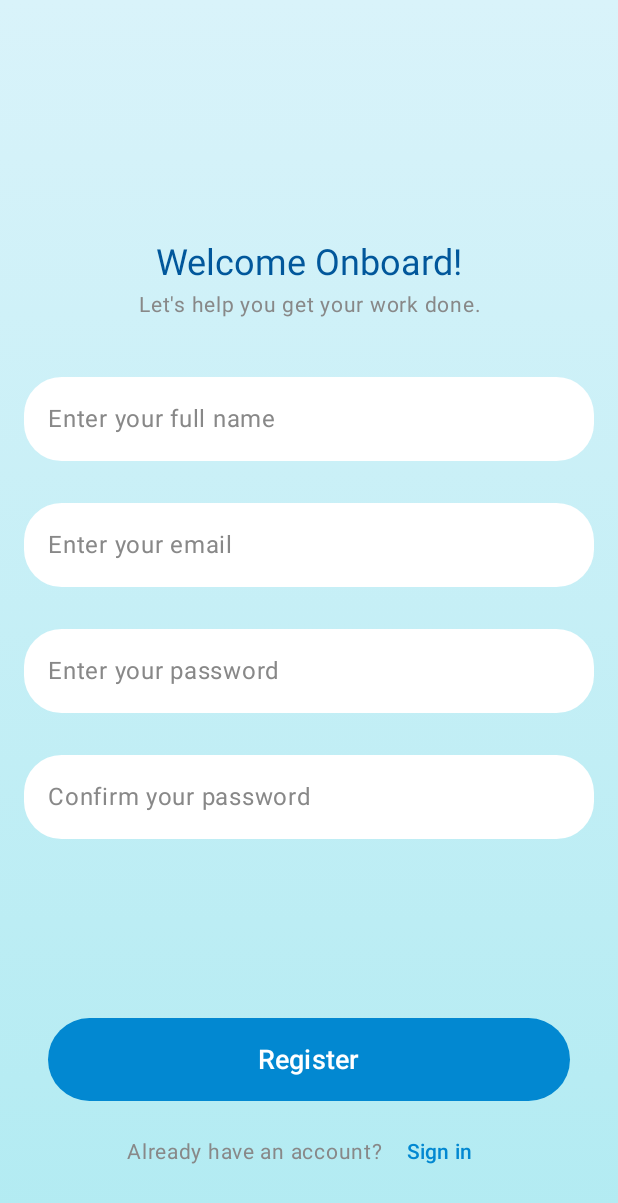
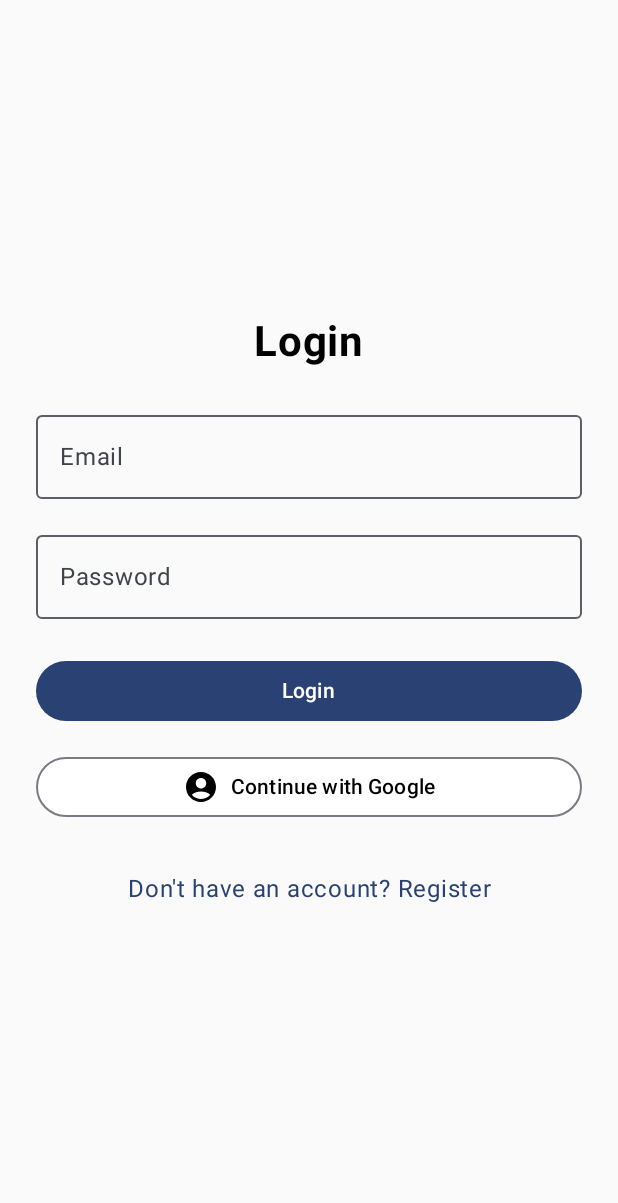
Before and after one commit to bhaveshdesale/SignX, an Android app built with Jetpack Compose: the screen it shows after launch (MainActivity), on a phone screen of 412 x 824 dp. Shown: the top 1203 px of the screen. Run offline under Robolectric (Android 15) with nearby library versions, the phone set to English and light mode, and no system bars; our stand-ins replace Firebase (no records; nobody signed in at launch, a user with empty details on screens opened directly).

Commit message:
sign in fix

```diff
--- /dev/null
+++ b/app/src/main/java/com/example/signx/App.java
@@ -0,0 +1,4 @@
+package com.example.signx;
+
+public class App {
+}
--- a/app/src/main/java/com/example/signx/MainActivity.kt
+++ b/app/src/main/java/com/example/signx/MainActivity.kt
@@ -1,26 +1,62 @@
 package com.example.signx
 
+import android.content.Intent
 import android.os.Bundle
+import android.util.Log
 import androidx.activity.ComponentActivity
 import androidx.activity.compose.setContent
 import androidx.activity.enableEdgeToEdge
-import androidx.compose.foundation.layout.fillMaxSize
-import androidx.compose.foundation.layout.padding
-import androidx.compose.material3.Scaffold
-import androidx.compose.material3.Text
-import androidx.compose.runtime.Composable
-import androidx.compose.ui.Modifier
-import androidx.compose.ui.tooling.preview.Preview
+import androidx.activity.result.ActivityResultLauncher
+import androidx.activity.result.contract.ActivityResultContracts
+import androidx.activity.viewModels
+import com.example.signx.navigation.SignTranslatorApp
+import com.example.signx.presentation.auth.AuthViewModel
 import com.example.signx.ui.theme.SignXTheme
-import com.example.signx.ui.theme.Ui.RegisterScreen
+import com.google.android.gms.auth.api.signin.GoogleSignIn
+import com.google.android.gms.auth.api.signin.GoogleSignInOptions
+import com.google.android.gms.common.api.ApiException
 
 class MainActivity : ComponentActivity() {
+
+    private lateinit var googleSignInLauncher: ActivityResultLauncher<Intent>
+    private val authViewModel: AuthViewModel by viewModels()
+
     override fun onCreate(savedInstanceState: Bundle?) {
         super.onCreate(savedInstanceState)
+
+        // Initialize Google Sign-In options
+        val gso = GoogleSignInOptions.Builder(GoogleSignInOptions.DEFAULT_SIGN_IN)
+            .requestIdToken(getString(R.string.default_web_client_id)) // from google-services.json
+            .requestEmail()
+            .build()
+        val googleSignInClient = GoogleSignIn.getClient(this, gso)
+
+        // Register Google Sign-In Launcher
+        googleSignInLauncher = registerForActivityResult(ActivityResultContracts.StartActivityForResult()) { result ->
+            val task = GoogleSignIn.getSignedInAccountFromIntent(result.data)
+            try {
+                val account = task.getResult(ApiException::class.java)
+                val idToken = account.idToken
+                if (idToken != null) {
+                    authViewModel.firebaseAuthWithGoogle(idToken)
+                }
+            } catch (e: ApiException) {
+                Log.w("GOOGLE_SIGN_IN", "signInResult:failed code=" + e.statusCode)
+            }
+        }
+
         enableEdgeToEdge()
+
         setContent {
             SignXTheme {
-               RegisterScreen()
+                // Launch your navigation composable and pass the launcher logic
+                SignTranslatorApp(
+                    viewModel = authViewModel,
+                    launchGoogleSignIn = {
+                        val signInIntent = googleSignInClient.signInIntent
+                        googleSignInLauncher.launch(signInIntent)
+                    }
+                )
             }
         }
     }
--- /dev/null
+++ b/app/src/main/java/com/example/signx/navigation/NavGraph.kt
@@ -0,0 +1,55 @@
+package com.example.signx.navigation
+
+import androidx.compose.runtime.Composable
+import androidx.lifecycle.viewmodel.compose.viewModel
+import androidx.navigation.compose.NavHost
+import androidx.navigation.compose.composable
+import androidx.navigation.compose.rememberNavController
+import com.example.signx.presentation.auth.AuthViewModel
+import com.example.signx.presentation.auth.LoginScreenWithViewModel
+import com.example.signx.presentation.auth.RegisterScreenWithViewModel
+import com.example.signx.presentation.auth.HomeScreen  // ✅ Import correct HomeScreen!
+
+@Composable
+fun SignTranslatorApp(
+    viewModel: AuthViewModel = viewModel(),
+    launchGoogleSignIn: () -> Unit
+) {
+    val navController = rememberNavController()
+
+    NavHost(navController = navController, startDestination = "login") {
+
+        // Login Screen
+        composable("login") {
+            LoginScreenWithViewModel(
+                viewModel = viewModel,
+                onLoginSuccess = {
+                    navController.navigate("home") {
+                        popUpTo("login") { inclusive = true }  // ✅ This clears login from backstack
+                    }
+                },
+                launchGoogleSignIn = launchGoogleSignIn,
+                onNavigateToRegister = { navController.navigate("register") }
+            )
+        }
+
+        // Register Screen
+        composable("register") {
+            RegisterScreenWithViewModel(
+                viewModel = viewModel,
+                onRegisterSuccess = {
+                    navController.navigate("home") {
+                        popUpTo("register") { inclusive = true }  // ✅ Clear register from backstack
+                    }
+                },
+                launchGoogleSignIn = launchGoogleSignIn,
+                onNavigateToLogin = { navController.navigate("login") }
+            )
+        }
+
+        // Home Screen
+        composable("home") {
+            HomeScreen()
+        }
+    }
+}
--- /dev/null
+++ b/app/src/main/java/com/example/signx/presentation/auth/AuthUiState.kt
@@ -0,0 +1,9 @@
+package com.example.signx.presentation.auth
+
+data class AuthUiState(
+    val name: String = "",
+    val email: String = "",
+    val password: String = "",
+    val isLoggedIn: Boolean = false,
+    val authMessage: String = ""
+)
--- /dev/null
+++ b/app/src/main/java/com/example/signx/presentation/auth/LoginScreen.kt
@@ -0,0 +1,139 @@
+package com.example.signx.presentation.auth
+
+import androidx.compose.foundation.clickable
+import androidx.compose.foundation.layout.*
+import androidx.compose.material3.*
+import androidx.compose.runtime.Composable
+import androidx.compose.runtime.collectAsState
+import androidx.compose.runtime.getValue
+import androidx.compose.ui.Alignment
+import androidx.compose.ui.Modifier
+import androidx.compose.ui.graphics.Color
+import androidx.compose.ui.res.painterResource
+import androidx.compose.ui.text.font.FontWeight
+import androidx.compose.ui.text.input.PasswordVisualTransformation
+import androidx.compose.ui.text.style.TextAlign
+import androidx.compose.ui.tooling.preview.Preview
+import androidx.compose.ui.unit.dp
+import androidx.compose.ui.unit.sp
+import com.example.signx.R
+
+@OptIn(ExperimentalMaterial3Api::class)
+@Composable
+fun LoginScreen(
+    uiState: AuthUiState,
+    onEmailChange: (String) -> Unit,
+    onPasswordChange: (String) -> Unit,
+    onLoginClick: () -> Unit,
+    onLoginSuccess: () -> Unit,
+    launchGoogleSignIn: () -> Unit,
+    onNavigateToRegister: () -> Unit // ✅ New param for navigation
+) {
+    // Auto navigate when login success
+    if (uiState.isLoggedIn) {
+        onLoginSuccess()
+    }
+
+    Column(
+        modifier = Modifier
+            .fillMaxSize()
+            .padding(24.dp),
+        verticalArrangement = Arrangement.Center,
+        horizontalAlignment = Alignment.CenterHorizontally
+    ) {
+        Text("Login", fontSize = 28.sp, fontWeight = FontWeight.Bold)
+        Spacer(Modifier.height(24.dp))
+
+        OutlinedTextField(
+            value = uiState.email,
+            onValueChange = onEmailChange,
+            label = { Text("Email") },
+            modifier = Modifier.fillMaxWidth()
+        )
+        Spacer(Modifier.height(16.dp))
+
+        OutlinedTextField(
+            value = uiState.password,
+            onValueChange = onPasswordChange,
+            label = { Text("Password") },
+            visualTransformation = PasswordVisualTransformation(),
+            modifier = Modifier.fillMaxWidth()
+        )
+
+        Spacer(Modifier.height(24.dp))
+        Button(
+            onClick = onLoginClick,
+            modifier = Modifier.fillMaxWidth()
+        ) {
+            Text("Login")
+        }
+
+        Spacer(Modifier.height(16.dp))
+
+        // Google Sign In Button
+        OutlinedButton(
+            onClick = launchGoogleSignIn,
+            colors = ButtonDefaults.outlinedButtonColors(containerColor = Color.White),
+            modifier = Modifier.fillMaxWidth()
+        ) {
+            Icon(
+                painter = painterResource(id = R.drawable.baseline_account_circle_24), // Use your google icon here
+                contentDescription = "Google Sign-In",
+                tint = Color.Unspecified
+            )
+            Spacer(modifier = Modifier.width(8.dp))
+            Text("Continue with Google", color = Color.Black)
+        }
+
+        // ✅ New Register Link
+        Spacer(modifier = Modifier.height(24.dp))
+        Text(
+            text = "Don't have an account? Register",
+            color = MaterialTheme.colorScheme.primary,
+            textAlign = TextAlign.Center,
+            modifier = Modifier
+                .clickable { onNavigateToRegister() } // Navigate on click
+                .padding(8.dp)
+        )
+
+        // Show auth message if any (error or success message)
+        if (uiState.authMessage.isNotEmpty()) {
+            Spacer(modifier = Modifier.height(16.dp))
+            Text(uiState.authMessage, color = Color.Red)
+        }
+    }
+}
+
+@Preview(showBackground = true)
+@Composable
+private fun LoginScreenPreview() {
+    LoginScreen(
+        uiState = AuthUiState(),
+        onEmailChange = {},
+        onPasswordChange = {},
+        onLoginClick = {},
+        onLoginSuccess = {},
+        launchGoogleSignIn = {},
+        onNavigateToRegister = {} // Preview
+    )
+}
+
+@Composable
+fun LoginScreenWithViewModel(
+    viewModel: AuthViewModel = androidx.lifecycle.viewmodel.compose.viewModel(),
+    onLoginSuccess: () -> Unit,
+    launchGoogleSignIn: () -> Unit,
+    onNavigateToRegister: () -> Unit
+) {
+    val uiState by viewModel.uiState.collectAsState()
+
+    LoginScreen(
+        uiState = uiState,
+        onEmailChange = viewModel::onEmailChange,
+        onPasswordChange = viewModel::onPasswordChange,
+        onLoginClick = viewModel::login,
+        onLoginSuccess = onLoginSuccess,
+        launchGoogleSignIn = launchGoogleSignIn,
+        onNavigateToRegister = onNavigateToRegister
+    )
+}
--- a/app/src/main/java/com/example/signx/ui/theme/Ui/HomeScreen/HomeScreen.kt
+++ b/app/src/main/java/com/example/signx/ui/theme/Ui/HomeScreen/HomeScreen.kt
@@ -239,7 +239,7 @@
 //            .background(Color.Black)
 //            .padding(vertical = 8.dp),
 //        horizontalArrangement = Arrangement.SpaceAround
-//    ) {
+//    )0 {
 //        BottomNavItem(
 //            icon = Icons.Default.Home,
 //            isSelected = currentScreen == Screen.Home,
--- /dev/null
+++ b/app/src/main/res/drawable/baseline_account_circle_24.xml
@@ -0,0 +1,5 @@
+<vector xmlns:android="http://schemas.android.com/apk/res/android" android:height="24dp" android:tint="#000000" android:viewportHeight="24" android:viewportWidth="24" android:width="24dp">
+
+    <path android:fillColor="@android:color/white" android:pathData="M12,2C6.48,2 2,6.48 2,12s4.48,10 10,10s10,-4.48 10,-10S17.52,2 12,2zM12,6c1.93,0 3.5,1.57 3.5,3.5S13.93,13 12,13s-3.5,-1.57 -3.5,-3.5S10.07,6 12,6zM12,20c-2.03,0 -4.43,-0.82 -6.14,-2.88C7.55,15.8 9.68,15 12,15s4.45,0.8 6.14,2.12C16.43,19.18 14.03,20 12,20z"/>
+
+</vector>
--- /dev/null
+++ b/app/src/main/res/drawable/baseline_mic_24.xml
@@ -0,0 +1,5 @@
+<vector xmlns:android="http://schemas.android.com/apk/res/android" android:height="24dp" android:tint="#000000" android:viewportHeight="24" android:viewportWidth="24" android:width="24dp">
+
+    <path android:fillColor="@android:color/white" android:pathData="M12,14c1.66,0 2.99,-1.34 2.99,-3L15,5c0,-1.66 -1.34,-3 -3,-3S9,3.34 9,5v6c0,1.66 1.34,3 3,3zM17.3,11c0,3 -2.54,5.1 -5.3,5.1S6.7,14 6.7,11L5,11c0,3.41 2.72,6.23 6,6.72L11,21h2v-3.28c3.28,-0.48 6,-3.3 6,-6.72h-1.7z"/>
+
+</vector>
--- a/app/src/main/res/values/strings.xml
+++ b/app/src/main/res/values/strings.xml
@@ -1,3 +1,4 @@
 <resources>
     <string name="app_name">SignX</string>
+    <string name="default_web_client_id">946195390077-h2mjror9hhhe7qapco9likplbo5vgvbs.apps.googleusercontent.com</string>
 </resources>
--- a/build.gradle.kts
+++ b/build.gradle.kts
@@ -3,4 +3,5 @@ plugins {
     alias(libs.plugins.android.application) apply false
     alias(libs.plugins.kotlin.android) apply false
     alias(libs.plugins.kotlin.compose) apply false
+    id("com.google.gms.google-services") version "4.4.2" apply false
 }
--- a/gradle/libs.versions.toml
+++ b/gradle/libs.versions.toml
@@ -8,6 +8,9 @@ espressoCore = "3.6.1"
 lifecycleRuntimeKtx = "2.8.7"
 activityCompose = "1.10.1"
 composeBom = "2024.04.01"
+firebaseAuth = "23.2.0"
+navigationCompose = "2.8.9"
+firebaseFirestoreKtx = "25.1.4"
 
 [libraries]
 androidx-core-ktx = { group = "androidx.core", name = "core-ktx", version.ref = "coreKtx" }
@@ -24,6 +27,9 @@ androidx-ui-tooling-preview = { group = "androidx.compose.ui", name = "ui-toolin
 androidx-ui-test-manifest = { group = "androidx.compose.ui", name = "ui-test-manifest" }
 androidx-ui-test-junit4 = { group = "androidx.compose.ui", name = "ui-test-junit4" }
 androidx-material3 = { group = "androidx.compose.material3", name = "material3" }
+firebase-auth = { group = "com.google.firebase", name = "firebase-auth", version.ref = "firebaseAuth" }
+androidx-navigation-compose = { group = "androidx.navigation", name = "navigation-compose", version.ref = "navigationCompose" }
+firebase-firestore-ktx = { group = "com.google.firebase", name = "firebase-firestore-ktx", version.ref = "firebaseFirestoreKtx" }
 
 [plugins]
 android-application = { id = "com.android.application", version.ref = "agp" }
```
Also changed, not shown: app/build.gradle.kts (+13 -0 lines), app/src/main/java/com/example/signx/presentation/auth/AuthViewModel.kt (added, +107 -0 lines), app/src/main/java/com/example/signx/presentation/auth/HomeScreen.kt (added, +99 -0 lines), app/src/main/java/com/example/signx/presentation/auth/RegisterScreen.kt (added, +149 -0 lines), app/src/main/java/com/example/signx/presentation/auth/Utils.kt (added, +18 -0 lines), app/src/main/res/drawable/baseline_camera_alt_24.xml (added, +7 -0 lines), 2 other files.
